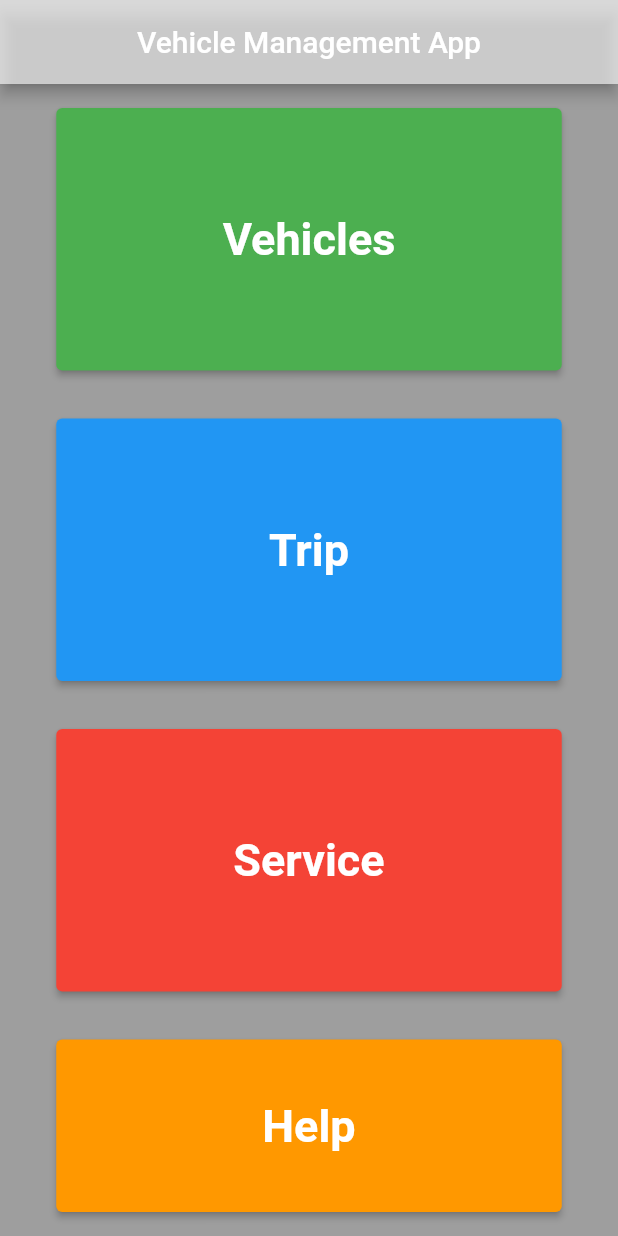
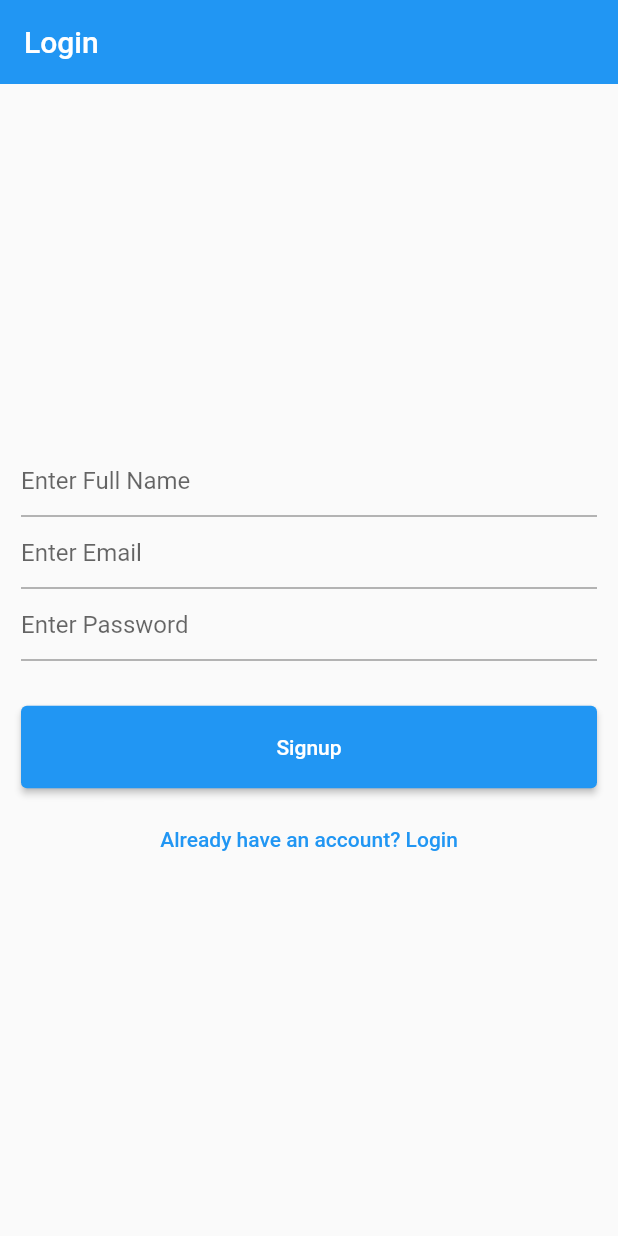
Before and after one commit to CSCI4100U/mobile-group-project-2023-abdul-alam-li-rana, a Flutter app: the screen it shows after launch, on a phone screen of 412 x 824 dp. Run offline on Flutter 3.47's test engine with Material 2 defaults, Android fonts, the phone set to English and light mode, and no system bars; our stand-ins replace cloud_firestore, firebase_auth, firebase_core, sqflite; accounts and stored records are empty.

Commit message:
added user auth functionality

```diff
--- /dev/null
+++ b/final_project/lib/auth_functions.dart
@@ -0,0 +1,48 @@
+import 'package:firebase_auth/firebase_auth.dart';
+import 'package:flutter/material.dart';
+import 'firebaseFunctions.dart';
+
+class AuthServices {
+  static signupUser(
+      String email, String password, String name, BuildContext context) async {
+    try {
+      UserCredential userCredential = await FirebaseAuth.instance
+          .createUserWithEmailAndPassword(email: email, password: password);
+
+      await FirebaseAuth.instance.currentUser!.updateDisplayName(name);
+      await FirebaseAuth.instance.currentUser!.updateEmail(email);
+      await FirestoreServices.saveUser(name, email, userCredential.user!.uid);
+      ScaffoldMessenger.of(context)
+          .showSnackBar(SnackBar(content: Text('Registration Successful')));
+    } on FirebaseAuthException catch (e) {
+      if (e.code == 'weak-password') {
+        ScaffoldMessenger.of(context).showSnackBar(
+            SnackBar(content: Text('Password Provided is too weak')));
+      } else if (e.code == 'email-already-in-use') {
+        ScaffoldMessenger.of(context).showSnackBar(
+            SnackBar(content: Text('Email Provided already Exists')));
+      }
+    } catch (e) {
+      ScaffoldMessenger.of(context)
+          .showSnackBar(SnackBar(content: Text(e.toString())));
+    }
+  }
+
+  static signinUser(String email, String password, BuildContext context) async {
+    try {
+      await FirebaseAuth.instance
+          .signInWithEmailAndPassword(email: email, password: password);
+
+      ScaffoldMessenger.of(context)
+          .showSnackBar(SnackBar(content: Text('You are Logged in')));
+    } on FirebaseAuthException catch (e) {
+      if (e.code == 'user-not-found') {
+        ScaffoldMessenger.of(context).showSnackBar(
+            SnackBar(content: Text('No user Found with this Email')));
+      } else if (e.code == 'wrong-password') {
+        ScaffoldMessenger.of(context)
+            .showSnackBar(SnackBar(content: Text('Password did not match')));
+      }
+    }
+  }
+}
--- /dev/null
+++ b/final_project/lib/firebaseFunctions.dart
@@ -0,0 +1,10 @@
+import 'package:cloud_firestore/cloud_firestore.dart';
+
+class FirestoreServices {
+  static saveUser(String name, email, uid) async {
+    await FirebaseFirestore.instance
+        .collection('users')
+        .doc(uid)
+        .set({'email': email, 'name': name});
+  }
+}
--- /dev/null
+++ b/final_project/lib/login.dart
@@ -0,0 +1,143 @@
+import 'package:flutter/material.dart';
+import 'auth_functions.dart';
+
+class LoginForm extends StatefulWidget {
+  const LoginForm({Key? key});
+
+  @override
+  State<LoginForm> createState() => _LoginFormState();
+}
+
+class _LoginFormState extends State<LoginForm> {
+  final _formKey = GlobalKey<FormState>();
+
+  String email = '';
+  String password = '';
+  String fullname = '';
+  bool login = false;
+  String errorMessage = '';
+
+  @override
+  Widget build(BuildContext context) {
+    return Scaffold(
+      appBar: AppBar(
+        elevation: 0,
+        title: Text('Login'),
+      ),
+      body: Form(
+        key: _formKey,
+        child: Container(
+          padding: EdgeInsets.all(14),
+          child: Column(
+            mainAxisAlignment: MainAxisAlignment.center,
+            children: [
+              if (login && errorMessage.isNotEmpty)
+                Text(
+                  errorMessage,
+                  style: TextStyle(
+                    color: Colors.red,
+                  ),
+                ),
+              login
+                  ? Container()
+                  : TextFormField(
+                      key: ValueKey('fullname'),
+                      decoration: InputDecoration(
+                        hintText: 'Enter Full Name',
+                      ),
+                      validator: (value) {
+                        if (value!.isEmpty) {
+                          return 'Please Enter Full Name';
+                        } else {
+                          return null;
+                        }
+                      },
+                      onSaved: (value) {
+                        setState(() {
+                          fullname = value!;
+                        });
+                      },
+                    ),
+
+              // ======== Email ========
+              TextFormField(
+                key: ValueKey('email'),
+                decoration: InputDecoration(
+                  hintText: 'Enter Email',
+                ),
+                validator: (value) {
+                  if (value!.isEmpty || !value.contains('@')) {
+                    return 'Please Enter valid Email';
+                  } else {
+                    return null;
+                  }
+                },
+                onSaved: (value) {
+                  setState(() {
+                    email = value!;
+                  });
+                },
+              ),
+              // ======== Password ========
+              TextFormField(
+                key: ValueKey('password'),
+                obscureText: true,
+                decoration: InputDecoration(
+                  hintText: 'Enter Password',
+                ),
+                onSaved: (value) {
+                  setState(() {
+                    password = value!;
+                  });
+                },
+              ),
+              SizedBox(
+                height: 30,
+              ),
+              Container(
+                height: 55,
+                width: double.infinity,
+                child: ElevatedButton(
+                  onPressed: () async {
+                    if (_formKey.currentState!.validate()) {
+                      _formKey.currentState!.save();
+                      final result = login
+                          ? await AuthServices.signinUser(email, password, context)
+                          : await AuthServices.signupUser(email, password, fullname, context);
+
+                      if (login && (result == null || result.isEmpty)) {
+
+                        setState(() {
+                          errorMessage = 'Invalid email or password.';
+                        });
+                      } else {
+                        setState(() {
+                          errorMessage = '';
+                        });
+                      }
+                    }
+                  },
+                  child: Text(login ? 'Login' : 'Signup'),
+                ),
+              ),
+              SizedBox(
+                height: 10,
+              ),
+              TextButton(
+                onPressed: () {
+                  setState(() {
+                    login = !login;
+                    errorMessage = '';
+                  });
+                },
+                child: Text(
+                  login ? "Don't have an account? Signup" : "Already have an account? Login",
+                ),
+              ),
+            ],
+          ),
+        ),
+      ),
+    );
+  }
+}
--- a/final_project/lib/main.dart
+++ b/final_project/lib/main.dart
@@ -5,6 +5,9 @@ import 'help_page.dart';
 import 'service_page.dart';
 import 'sidebar.dart';
 import 'package:firebase_core/firebase_core.dart';
+import 'home_page.dart';
+import 'login.dart';
+import 'package:firebase_auth/firebase_auth.dart';
 
 void main() async {
 
@@ -24,99 +27,20 @@ void main() async {
 }
 
 class MyApp extends StatelessWidget {
+  const MyApp({super.key});
+
   @override
   Widget build(BuildContext context) {
     return MaterialApp(
-      home: HomePage(),
-    );
+        home: StreamBuilder(
+      stream: FirebaseAuth.instance.authStateChanges(),
+      builder: (context, snapshot) {
+        if (snapshot.hasData) {
+          return HomePage();
+        } else {
+          return LoginForm();
+        }
+      },
+    ));
   }
 }
-
-class HomePage extends StatelessWidget {
-
-  @override
-  Widget build(BuildContext context) {
-    double buttonWidth = MediaQuery.of(context).size.width - 75;
-    double buttonHeight = 175.0;
-
-    TextStyle buttonTextStyle = TextStyle(
-      fontSize: 30.0,
-      fontWeight: FontWeight.bold,
-    );
-
-    return Scaffold(
-      appBar: AppBar(
-        backgroundColor: const Color.fromARGB(160, 255, 255, 255),
-        title: Text('Vehicle Management App'),
-        centerTitle: true,
-        automaticallyImplyLeading: false, // Prevent back arrow
-      ),
-      backgroundColor: Colors.grey,
-      body: Center(
-        child: Column(
-          mainAxisAlignment: MainAxisAlignment.center,
-          children: [
-            Padding(
-              padding: const EdgeInsets.symmetric(horizontal: 16.0, vertical: 16.0),
-              child: SizedBox(
-                width: buttonWidth,
-                height: buttonHeight,
-                child: ElevatedButton(
-                  onPressed: () {
-                    Navigator.of(context).push(MaterialPageRoute(builder: (context) => VehicleHomePage()));
-                  },
-                  style: ElevatedButton.styleFrom(primary: Colors.green),
-                  child: Text('Vehicles', style: buttonTextStyle),
-                ),
-              ),
-            ),
-            Padding(
-              padding: const EdgeInsets.symmetric(horizontal: 16.0, vertical: 16.0),
-              child: SizedBox(
-                width: buttonWidth,
-                height: buttonHeight,
-                child: ElevatedButton(
-                  onPressed: () {
-                    Navigator.of(context).push(MaterialPageRoute(builder: (context) => TripPage()));
-                  },
-                  style: ElevatedButton.styleFrom(primary: Colors.blue),
-                  child: Text('Trip', style: buttonTextStyle),
-                ),
-              ),
-            ),
-            Padding(
-              padding: const EdgeInsets.symmetric(horizontal: 16.0, vertical: 16.0),
-              child: SizedBox(
-                width: buttonWidth,
-                height: buttonHeight,
-                child: ElevatedButton(
-                  onPressed: () {
-                    Navigator.of(context).push(MaterialPageRoute(builder: (context) => ServicePage()));
-                  },
-                  style: ElevatedButton.styleFrom(primary: Colors.red),
-                  child: Text('Service', style: buttonTextStyle),
-                ),
-              ),
-            ),
-            Expanded(
-              child: Padding(
-                padding: const EdgeInsets.symmetric(horizontal: 16.0, vertical: 16.0),
-                child: SizedBox(
-                  width: buttonWidth,
-                  height: buttonHeight,
-                  child: ElevatedButton(
-                    onPressed: () {
-                      Navigator.of(context).push(MaterialPageRoute(builder: (context) => HelpPage()));
-                    },
-                    style: ElevatedButton.styleFrom(primary: Colors.orange),
-                    child: Text('Help', style: buttonTextStyle),
-                  ),
-                ),
-              ),
-            ),
-          ],
-        ),
-      ),
-    );
-  }
-}
--- a/final_project/lib/sidebar.dart
+++ b/final_project/lib/sidebar.dart
@@ -4,7 +4,7 @@ import 'trip_page.dart';
 import 'help_page.dart';
 import 'service_page.dart';
 import 'main.dart';
-
+import 'home_page.dart';
 class SideMenu extends StatelessWidget {
   @override
   Widget build(BuildContext context) {
```
Also changed, not shown: final_project/lib/dbops.dart (+39 -10 lines), final_project/lib/home_page.dart (added, +101 -0 lines).
